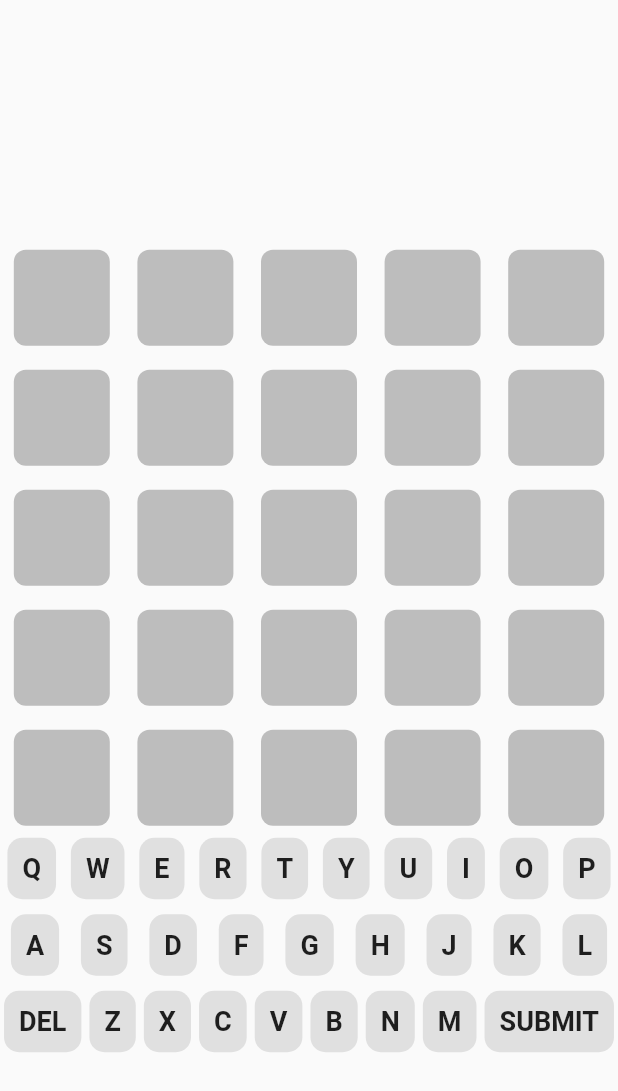
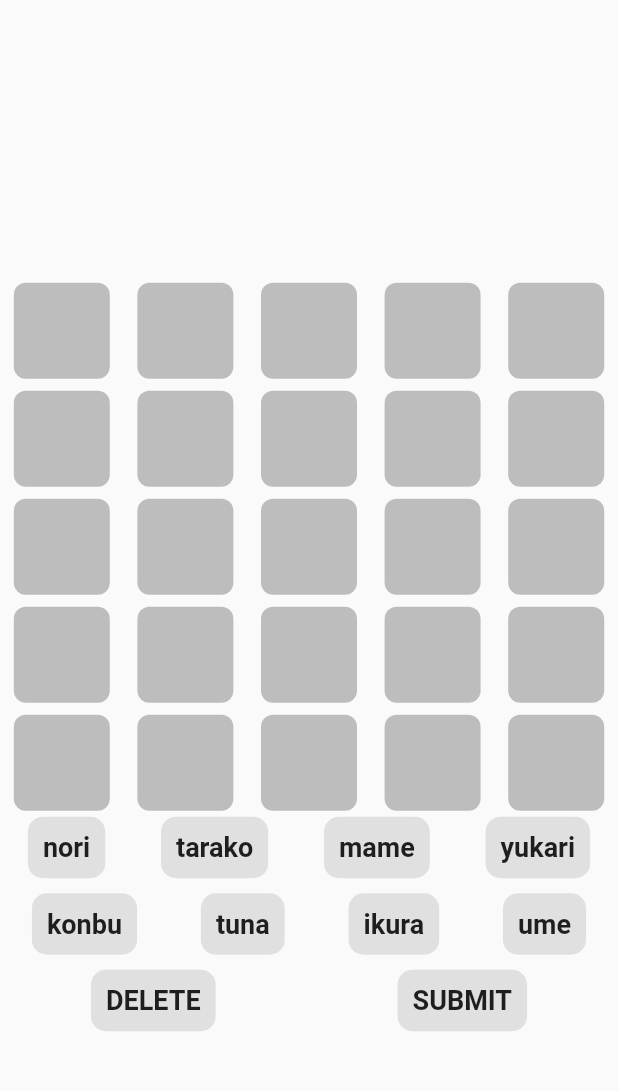
Before and after one commit to YutakaOkabe/omusubi, a Flutter app: the screen it shows after launch, on a phone screen of 412 x 824 dp. Shown: the top 1091 px of the screen. Run offline on Flutter 3.47's test engine with Material 2 defaults, Android fonts, the phone set to English and light mode, and no system bars.

Commit message:
探偵団動いたぞ！！！

```diff
--- a/lib/board.dart
+++ b/lib/board.dart
@@ -20,10 +20,9 @@ class _GameBoardState extends State<GameBoard> {
                 children: e
                     .map((e) => Container(
                         // 1文字分
-                        padding: const EdgeInsets.all(16.0),
                         width: 64,
                         height: 64,
-                        margin: const EdgeInsets.symmetric(vertical: 8.0),
+                        margin: const EdgeInsets.symmetric(vertical: 4.0),
                         decoration: BoxDecoration(
                           borderRadius: BorderRadius.circular(8.0),
                           color: e.code == 0
@@ -33,14 +32,13 @@ class _GameBoardState extends State<GameBoard> {
                                   : Colors.amber.shade400, // 文字が存在
                         ),
                         child: Center(
-                          child: Text(
-                            e.letter!,
-                            textAlign: TextAlign.center,
-                            style: const TextStyle(
-                                color: Colors.white,
-                                fontSize: 22,
-                                fontWeight: FontWeight.bold),
-                          ),
+                          child: e.icon.length >= 1
+                              ? Image.asset(
+                                  e.icon,
+                                  width: 52,
+                                  height: 52,
+                                )
+                              : Text(""),
                         )))
                     .toList(),
               ))
--- a/lib/keyboard.dart
+++ b/lib/keyboard.dart
@@ -1,6 +1,8 @@
+import 'package:flutter/gestures.dart';
 import 'package:flutter/material.dart';
 import 'package:omusubi/board.dart';
 import 'package:omusubi/provider.dart';
+import 'package:collection/collection.dart';
 
 class GameKeyboard extends StatefulWidget {
   GameKeyboard(this.game, {Key? key}) : super(key: key); // コンストラクタをここで定義
@@ -11,30 +13,41 @@ class GameKeyboard extends StatefulWidget {
 }
 
 class _GameKeyboardState extends State<GameKeyboard> {
-  List row1 = "QWERTYUIOP".split("");
-  List row2 = "ASDFGHJKL".split("");
-  List row3 = ["DEL", "Z", "X", "C", "V", "B", "N", "M", "SUBMIT"];
+  Map row1 = {
+    "nori": "images/nori.png",
+    "tarako": "images/tarako.png",
+    "mame": "images/mame.png",
+    "yukari": "images/yukari.png",
+  };
+  Map row2 = {
+    "konbu": "images/konbu.png",
+    "tuna": "images/tuna.png",
+    "ikura": "images/ikura.png",
+    "ume": "images/ume.png",
+  };
+  List row3 = ["DELETE", "SUBMIT"];
 
   @override
   Widget build(BuildContext context) {
-    print('message: ${OmusubiGame.game_message}');
     return Column(
       children: [
         Text(OmusubiGame.game_message,
-            style: const TextStyle(color: Colors.black)),
+            style: const TextStyle(
+                color: Colors.black,
+                fontSize: 24.0,
+                fontWeight: FontWeight.bold)),
         const SizedBox(height: 20.0),
         GameBoard(widget.game),
         Row(
           mainAxisAlignment: MainAxisAlignment.spaceAround,
-          children: row1
+          children: row1.keys
               .map((e) => InkWell(
                     onTap: () {
-                      print(e);
                       // letterIdが最後まで行ってなかったら入力可
                       if (widget.game.letterId < 5) {
                         setState(() {
-                          widget.game
-                              .insertWord(widget.game.letterId, Letter(e, 0));
+                          widget.game.insertWord(
+                              widget.game.letterId, Letter(e, row1[e], 0));
                           widget.game.letterId++;
                         });
                       }
@@ -56,14 +69,13 @@ class _GameKeyboardState extends State<GameKeyboard> {
         const SizedBox(height: 10),
         Row(
           mainAxisAlignment: MainAxisAlignment.spaceAround,
-          children: row2
+          children: row2.keys
               .map((e) => InkWell(
                     onTap: () {
-                      print(e);
                       if (widget.game.letterId < 5) {
                         setState(() {
-                          widget.game
-                              .insertWord(widget.game.letterId, Letter(e, 0));
+                          widget.game.insertWord(
+                              widget.game.letterId, Letter(e, row2[e], 0));
                           widget.game.letterId++;
                         });
                       }
@@ -88,27 +100,28 @@ class _GameKeyboardState extends State<GameKeyboard> {
           children: row3
               .map((e) => InkWell(
                     onTap: () {
-                      print(e);
-                      if (e == 'DEL') {
+                      if (e == 'DELETE') {
                         if (widget.game.letterId > 0) {
                           setState(() {
                             widget.game.insertWord(
-                                widget.game.letterId - 1, Letter("", 0));
+                                widget.game.letterId - 1, Letter("", "", 0));
                             widget.game.letterId--;
                           });
                         }
                       } else if (e == 'SUBMIT') {
-                        print('letterId: ${widget.game.letterId}');
                         if (widget.game.letterId >= 5) {
-                          String guess = widget
+                          List guess = widget
                               .game.wordleBoard[widget.game.rowId]
                               .map((e) => e.letter)
-                              .join(); // ユーザーが推測した文字列
+                              .toList();
                           print('guess: ${guess}');
-                          if (guess == OmusubiGame.game_guess) {
+                          print('answer: ${OmusubiGame.game_guess}');
+
+                          Function isEqual = const ListEquality().equals;
+                          if (isEqual(guess, OmusubiGame.game_guess)) {
                             // 目標値と完全一致
                             setState(() {
-                              OmusubiGame.game_message = "Congratulations!";
+                              OmusubiGame.game_message = "Congratulations!👏👏";
                               widget.game.wordleBoard[widget.game.rowId]
                                   .forEach((element) {
                                 element.code = 1;
@@ -120,10 +133,10 @@ class _GameKeyboardState extends State<GameKeyboard> {
                             bool findAtLeastOne = false;
                             for (int i = 0; i < listLength; i++) {
                               // ユーザーが推測した1文字1文字を検証する
-                              String char = guess[i];
-                              print(char);
-                              if (OmusubiGame.game_guess.contains(char)) {
-                                if (OmusubiGame.game_guess[i] == char) {
+                              String gu = guess[i];
+                              print(gu);
+                              if (OmusubiGame.game_guess.contains(gu)) {
+                                if (OmusubiGame.game_guess[i] == gu) {
                                   // 場所まで一致している場合
                                   setState(() {
                                     widget
@@ -157,14 +170,8 @@ class _GameKeyboardState extends State<GameKeyboard> {
                             widget.game.letterId = 0;
                           }
                         } else {
-                          OmusubiGame.game_message = "文字数が足りません";
-                        }
-                      } else {
-                        if (widget.game.letterId < 5) {
                           setState(() {
-                            widget.game
-                                .insertWord(widget.game.letterId, Letter(e, 0));
-                            widget.game.letterId++;
+                            OmusubiGame.game_message = "おにぎりが足りません";
                           });
                         }
                       }
--- a/lib/provider.dart
+++ b/lib/provider.dart
@@ -6,37 +6,41 @@ class OmusubiGame {
 
 // どのクラスから呼ばれても一意なのでstatic
   static String game_message = ""; // ユーザーに表示するメッセージ
-  static String game_guess = ""; // 目標値
+  static List game_guess = []; // 目標値
 
+// TODO: リストからランダムに具を選ぶ
   static List<String> word_list = [
-    "WORLD",
-    "FIGHT",
-    "BRAIN",
-    "PLANE",
-    "EARTH",
-    "ROBOT"
+    "nori",
+    "tarako",
+    "mame",
+    "yukari",
+    "konbu",
+    "tuna",
+    "ikura",
+    "ume"
   ];
   // wordleBoard[row][letterId] = Letterクラス
   List<List<Letter>> wordleBoard = List.generate(
-      5, (index) => List.generate(5, ((index) => Letter("", 0)))); // 文字を入力するボード
+      5,
+      (index) =>
+          List.generate(5, ((index) => Letter("", "", 0)))); // 文字を入力するボード
 
   static void initGame() {
     final random = new Random();
-    int index = random.nextInt(word_list.length); // 0以上length未満の整数値を作成
-    game_guess = word_list[index];
+    for (int i = 0; i < 5; i++) {
+      int index = random.nextInt(word_list.length); // 0以上length未満の整数値を作成
+      game_guess.add(word_list[index]);
+    }
   }
 
   void insertWord(index, word) {
     wordleBoard[rowId][index] = word;
   }
-
-  // bool checkWordExist(String word) {
-  //   return word_list.contains(word);
-  // }
 }
 
 class Letter {
   String? letter; // 入力された文字列を保持
+  String icon; // 入力された文字列を保持
   int code = 0; // 一致状態を保持 不一致:0 場所まで一致:1 文字が存在:2
-  Letter(this.letter, this.code); // コンストラクタ
+  Letter(this.letter, this.icon, this.code); // コンストラクタ
 }
```
